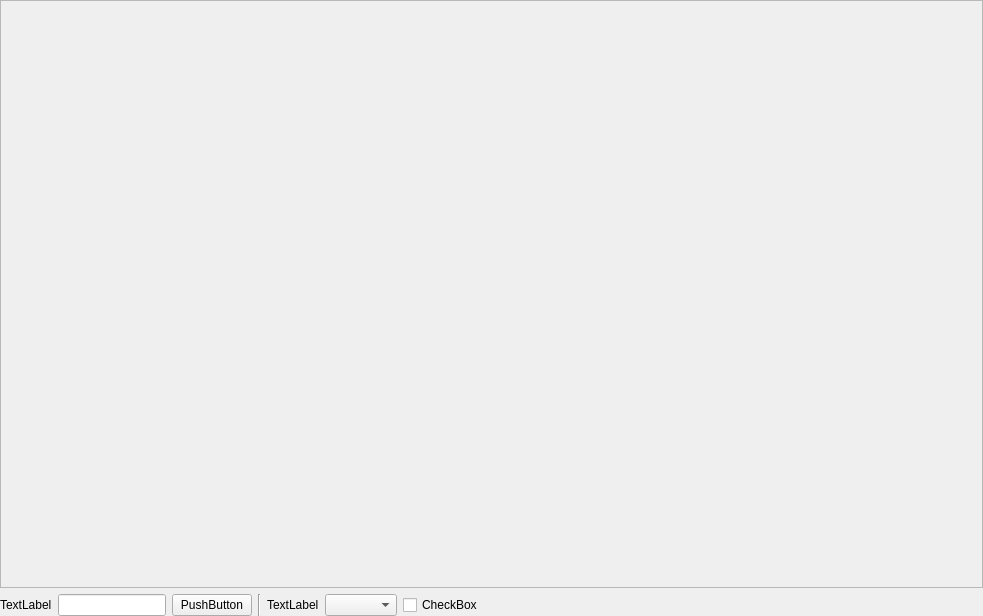
Qt form src/modbus/common/SAKModbusCommonReigsterView.ui (x-tools-author/x-tools) before a commit.
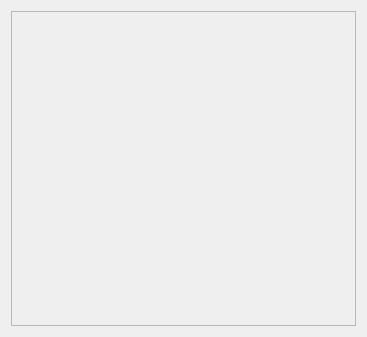
The same form after that commit.

Patch:
```diff
--- a/src/modbus/common/SAKModbusCommonReigsterView.ui
+++ b/src/modbus/common/SAKModbusCommonReigsterView.ui
@@ -6,64 +6,15 @@
    <rect>
     <x>0</x>
     <y>0</y>
-    <width>983</width>
-    <height>616</height>
+    <width>367</width>
+    <height>337</height>
    </rect>
   </property>
   <property name="windowTitle">
    <string>Form</string>
   </property>
-  <layout class="QGridLayout" name="gridLayout">
-   <property name="leftMargin">
-    <number>0</number>
-   </property>
-   <property name="topMargin">
-    <number>0</number>
-   </property>
-   <property name="rightMargin">
-    <number>0</number>
-   </property>
-   <property name="bottomMargin">
-    <number>0</number>
-   </property>
-   <item row="1" column="0">
-    <widget class="QLabel" name="label">
-     <property name="text">
-      <string>TextLabel</string>
-     </property>
-    </widget>
-   </item>
-   <item row="1" column="7">
-    <spacer name="horizontalSpacer">
-     <property name="orientation">
-      <enum>Qt::Horizontal</enum>
-     </property>
-     <property name="sizeHint" stdset="0">
-      <size>
-       <width>40</width>
-       <height>20</height>
-      </size>
-     </property>
-    </spacer>
-   </item>
-   <item row="1" column="2">
-    <widget class="QPushButton" name="pushButton">
-     <property name="text">
-      <string>PushButton</string>
-     </property>
-    </widget>
-   </item>
-   <item row="1" column="3">
-    <widget class="Line" name="line">
-     <property name="orientation">
-      <enum>Qt::Vertical</enum>
-     </property>
-    </widget>
-   </item>
-   <item row="1" column="5">
-    <widget class="QComboBox" name="comboBox"/>
-   </item>
-   <item row="0" column="0" colspan="8">
+  <layout class="QVBoxLayout" name="verticalLayout">
+   <item>
     <widget class="QScrollArea" name="scrollArea">
      <property name="widgetResizable">
       <bool>true</bool>
@@ -73,37 +24,13 @@
        <rect>
         <x>0</x>
         <y>0</y>
-        <width>981</width>
-        <height>585</height>
+        <width>347</width>
+        <height>317</height>
        </rect>
       </property>
      </widget>
     </widget>
    </item>
-   <item row="1" column="4">
-    <widget class="QLabel" name="label_2">
-     <property name="text">
-      <string>TextLabel</string>
-     </property>
-    </widget>
-   </item>
-   <item row="1" column="1">
-    <widget class="QLineEdit" name="lineEdit">
-     <property name="sizePolicy">
-      <sizepolicy hsizetype="Preferred" vsizetype="Fixed">
-       <horstretch>0</horstretch>
-       <verstretch>0</verstretch>
-      </sizepolicy>
-     </property>
-    </widget>
-   </item>
-   <item row="1" column="6">
-    <widget class="QCheckBox" name="checkBox">
-     <property name="text">
-      <string>CheckBox</string>
-     </property>
-    </widget>
-   </item>
   </layout>
  </widget>
  <resources/>
```
